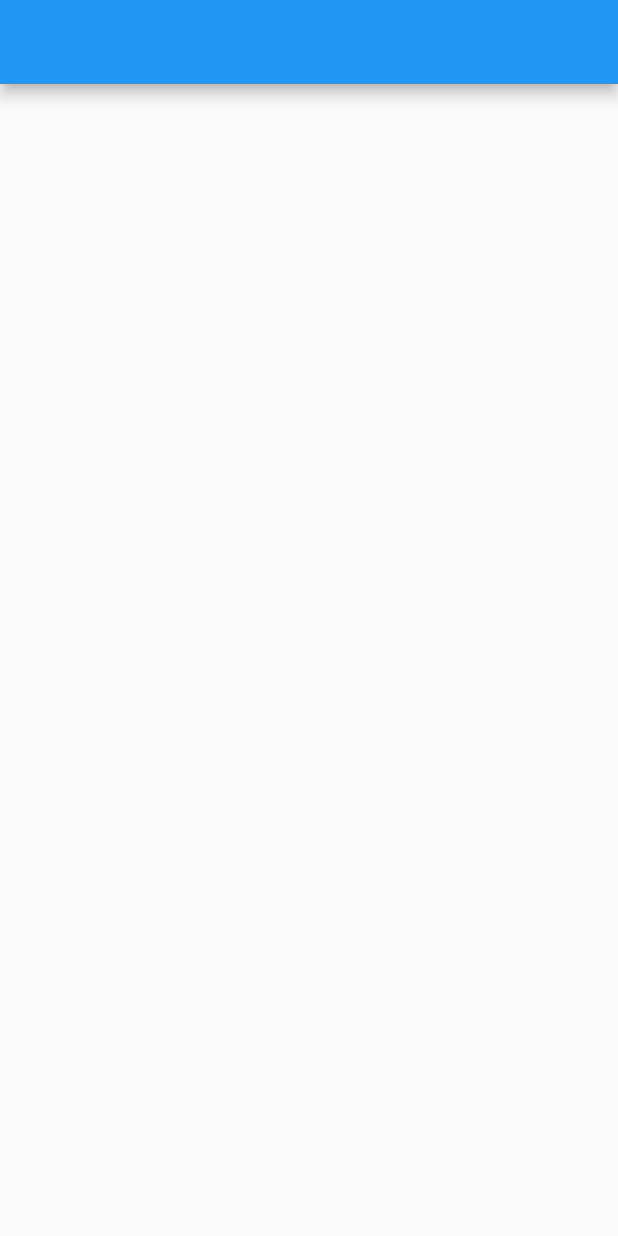
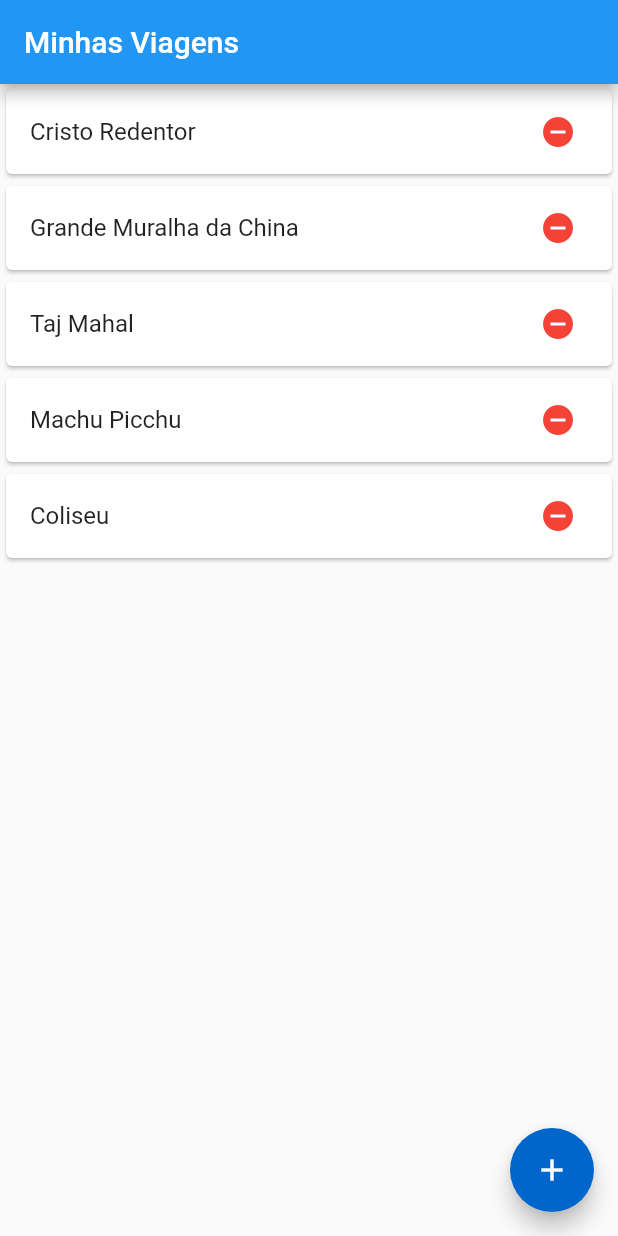
Before and after one commit to guilhermereisdev/flutter-minhas-viagens, a Flutter app: the screen it shows after launch, on a phone screen of 412 x 824 dp. Run offline on Flutter 3.47's test engine with Material 2 defaults, Android fonts, the phone set to English and light mode, and no system bars.

Commit message:
Cria tela com lista mockada de locais cadastrados. Adiciona FloatingActionButton que abre a tela de Mapa.

```diff
--- a/lib/home.dart
+++ b/lib/home.dart
@@ -1,4 +1,5 @@
 import 'package:flutter/material.dart';
+import 'package:minhas_viagens/mapa.dart';
 
 class Home extends StatefulWidget {
   const Home({super.key});
@@ -8,11 +9,77 @@ class Home extends StatefulWidget {
 }
 
 class _HomeState extends State<Home> {
+  final List _listaViagens = [
+    "Cristo Redentor",
+    "Grande Muralha da China",
+    "Taj Mahal",
+    "Machu Picchu",
+    "Coliseu",
+  ];
+
+  _abrirMapa() {}
+
+  _excluirViagem() {}
+
+  _adicionarLocal() {
+    Navigator.push(
+      context,
+      MaterialPageRoute(builder: (_) => const Mapa()),
+    );
+  }
+
   @override
   Widget build(BuildContext context) {
     return Scaffold(
-      appBar: AppBar(),
-      body: Container(),
+      appBar: AppBar(
+        title: const Text("Minhas Viagens"),
+      ),
+      floatingActionButton: FloatingActionButton(
+        backgroundColor: const Color(0xff0066cc),
+        onPressed: () {
+          _adicionarLocal();
+        },
+        child: const Icon(Icons.add),
+      ),
+      body: Column(
+        children: [
+          Expanded(
+            child: ListView.builder(
+              itemCount: _listaViagens.length,
+              itemBuilder: (context, index) {
+                String titulo = _listaViagens[index];
+                return GestureDetector(
+                  onTap: () {
+                    _abrirMapa();
+                  },
+                  child: Card(
+                    child: ListTile(
+                      title: Text(titulo),
+                      trailing: Row(
+                        mainAxisSize: MainAxisSize.min,
+                        children: [
+                          GestureDetector(
+                            onTap: () {
+                              _excluirViagem();
+                            },
+                            child: const Padding(
+                              padding: EdgeInsets.all(8),
+                              child: Icon(
+                                Icons.remove_circle,
+                                color: Colors.red,
+                              ),
+                            ),
+                          )
+                        ],
+                      ),
+                    ),
+                  ),
+                );
+              },
+            ),
+          ),
+        ],
+      ),
     );
   }
 }
```
